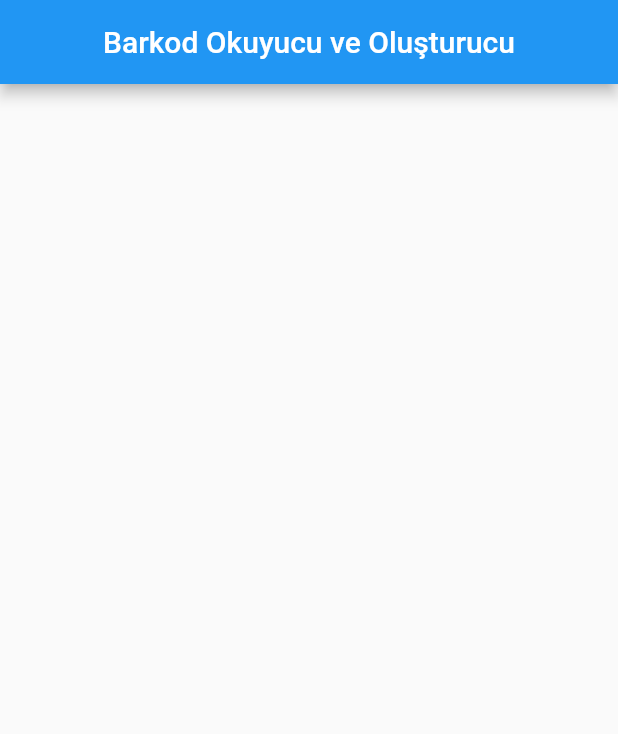
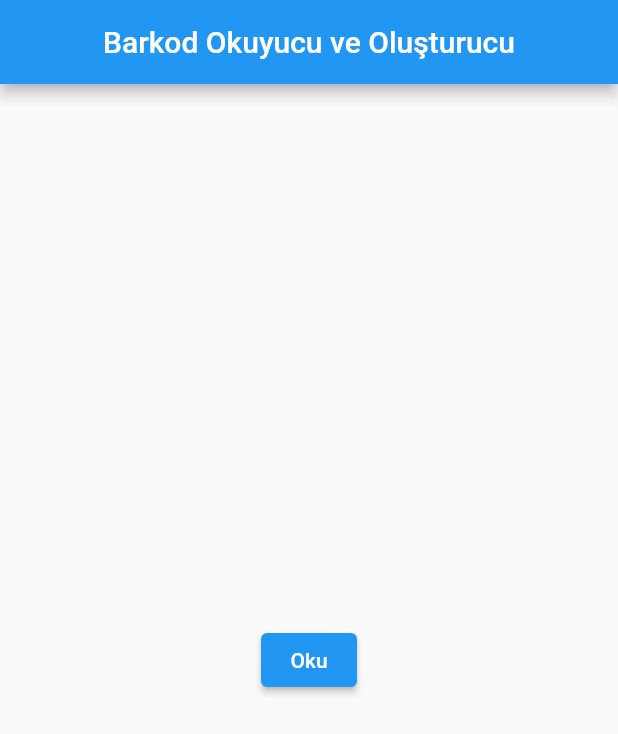
Before and after one commit to tahsin-emre/qrcode, a Flutter app: the screen it shows after launch, on a phone screen of 412 x 824 dp. Shown: the top 734 px of the screen. Run offline on Flutter 3.47's test engine with Material 2 defaults, Android fonts, the phone set to English and light mode, and no system bars; missing offline and left inert: flutter_barcode_scanner.

Commit message:
swift support added

```diff
--- a/lib/homepage.dart
+++ b/lib/homepage.dart
@@ -1,8 +1,16 @@
 import 'package:flutter/material.dart';
+import 'package:flutter/services.dart';
+import 'package:flutter_barcode_scanner/flutter_barcode_scanner.dart';
 
-class HomePage extends StatelessWidget {
+class HomePage extends StatefulWidget {
   const HomePage({Key? key}) : super(key: key);
 
+  @override
+  State<HomePage> createState() => _HomePageState();
+}
+
+class _HomePageState extends State<HomePage> {
+  String barcode = 'Unknown';
   @override
   Widget build(BuildContext context) {
     return Scaffold(
@@ -15,5 +23,30 @@ class HomePage extends StatelessWidget {
         centerTitle: true,
         title: const Text('Barkod Okuyucu ve Oluşturucu'),
       );
-  get buildBody => const Center();
+
+  get buildBody => Center(
+        child: ElevatedButton(
+          onPressed: () => scanBarcode(),
+          child: const Text('Oku'),
+        ),
+      );
+
+  Future<void> scanBarcode() async {
+    try {
+      final barcode = await FlutterBarcodeScanner.scanBarcode(
+        '#ff6666',
+        'İptal',
+        true,
+        ScanMode.BARCODE,
+      );
+
+      if (!mounted) return;
+
+      setState(() {
+        this.barcode = barcode;
+      });
+    } on PlatformException {
+      barcode = 'Failed to get platform version.';
+    }
+  }
 }
```
Also changed, not shown: pubspec.yaml (+3 -62 lines), pubspec.lock, 3 other files.
